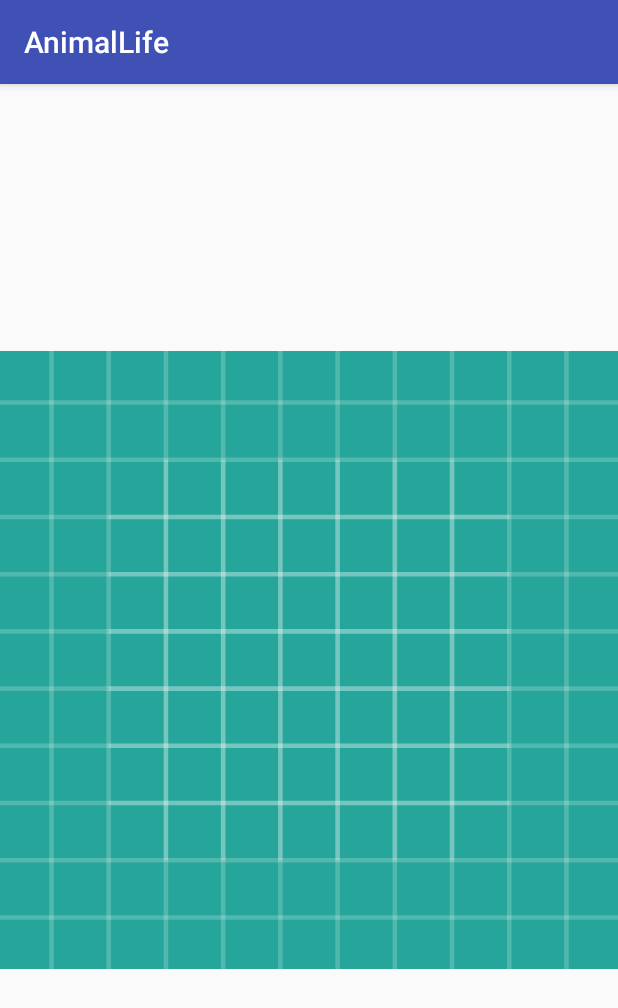
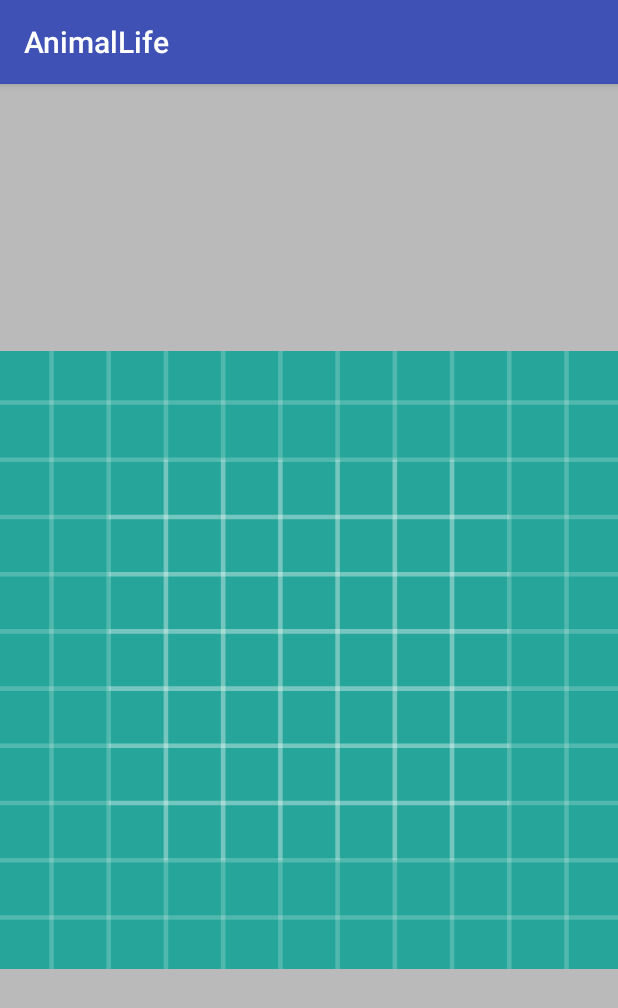
Before and after one commit to ganeshvelsol/AnimalLife, an Android app: the ImageShow screen opened directly, with no data from a screen before it, on a phone screen of 412 x 824 dp. Shown: the top 1008 px of the screen. Run offline under Robolectric (Android 15) with nearby library versions, the light colour scheme and no system bars; 1 statement that could not run was skipped.

Commit message:
backpressed called

```diff
--- a/app/src/main/java/com/velsol/animallife/ImageShow.java
+++ b/app/src/main/java/com/velsol/animallife/ImageShow.java
@@ -3,6 +3,7 @@ package com.velsol.animallife;
 import android.content.Intent;
 import android.support.v7.app.AppCompatActivity;
 import android.os.Bundle;
+import android.view.View;
 import android.widget.ImageView;
 
 public class ImageShow extends AppCompatActivity
@@ -75,5 +76,13 @@ public class ImageShow extends AppCompatActivity
             default:
                 break;
         }
+        mImage.setOnClickListener(new View.OnClickListener()
+        {
+            @Override
+            public void onClick(View view)
+            {
+                onBackPressed();
+            }
+        });
     }
 }
--- a/app/src/main/res/layout/activity_image_show.xml
+++ b/app/src/main/res/layout/activity_image_show.xml
@@ -1,6 +1,8 @@
 <LinearLayout android:layout_width="match_parent"
     android:layout_height="match_parent"
-    xmlns:android="http://schemas.android.com/apk/res/android">
+    xmlns:android="http://schemas.android.com/apk/res/android"
+    android:background="#bababa">
+
 
     <ImageView
         android:id="@+id/image_full"
```
